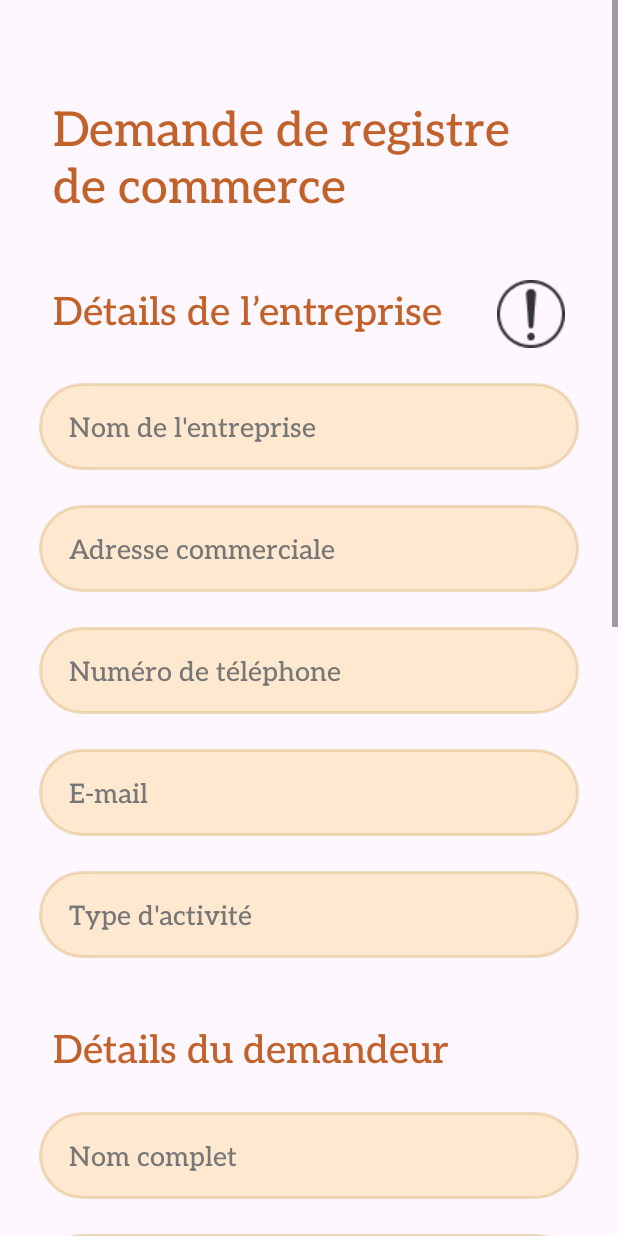
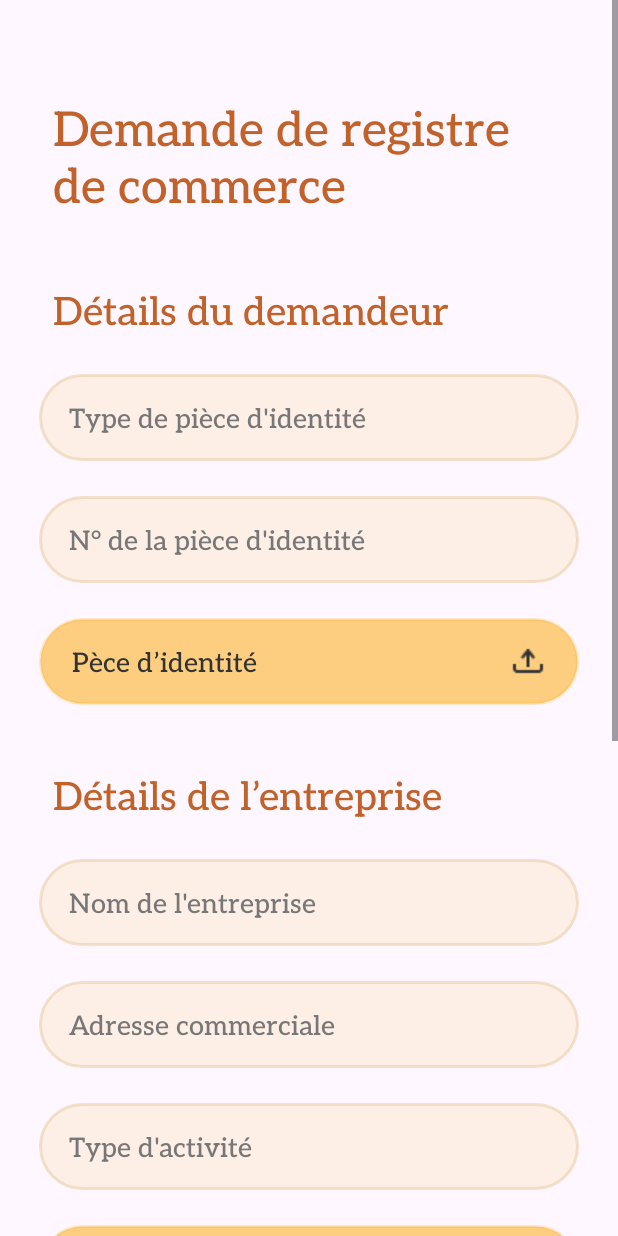
Before and after one commit to MahaBourada/Thiqa-Commercial-Register-Mobile-App, an Android app: the DemandeActivity screen opened directly, with no data from a screen before it, on a phone screen of 412 x 824 dp. Run offline under Robolectric (Android 15) with nearby library versions, the phone set to English and light mode, and no system bars.

Commit message:
Fixed input fields

```diff
--- a/app/src/main/res/drawable/button_background.xml
+++ b/app/src/main/res/drawable/button_background.xml
@@ -5,5 +5,5 @@
     <corners android:radius="500dp" />
     <stroke
         android:width="2dp"
-        android:color="#87fba500" /> <!-- Red stroke color -->
+        android:color="#35fba500" /> <!-- Red stroke color -->
 </shape>
--- /dev/null
+++ b/app/src/main/res/drawable/client_support.xml
@@ -0,0 +1,8 @@
+<vector android:height="35dp" android:viewportHeight="45"
+    android:viewportWidth="45" android:width="35dp" xmlns:android="http://schemas.android.com/apk/res/android">
+    <path android:fillColor="#333333" android:fillType="evenOdd" android:pathData="M23,11.75C19.893,11.75 17.375,14.268 17.375,17.375C17.375,20.482 19.893,23 23,23C26.107,23 28.625,20.482 28.625,17.375C28.625,14.268 26.107,11.75 23,11.75ZM14.875,17.375C14.875,12.888 18.513,9.25 23,9.25C27.487,9.25 31.125,12.888 31.125,17.375C31.125,21.862 27.487,25.5 23,25.5C18.513,25.5 14.875,21.862 14.875,17.375Z"/>
+    <path android:fillColor="#333333" android:fillType="evenOdd" android:pathData="M23,25.5C17.544,25.5 13.114,28.928 12.017,33.327C11.961,33.549 12.017,33.743 12.176,33.915C12.35,34.103 12.646,34.25 13,34.25H33C33.354,34.25 33.65,34.103 33.824,33.915C33.983,33.743 34.039,33.549 33.984,33.327C32.886,28.928 28.456,25.5 23,25.5ZM9.591,32.722C11,27.076 16.539,23 23,23C29.461,23 35,27.076 36.409,32.722C36.993,35.063 34.959,36.75 33,36.75H13C11.041,36.75 9.006,35.063 9.591,32.722Z"/>
+    <path android:fillColor="#00000000"
+        android:pathData="M22.5,22.5m-21.5,0a21.5,21.5 0,1 1,43 0a21.5,21.5 0,1 1,-43 0"
+        android:strokeColor="#333333" android:strokeWidth="2"/>
+</vector>
--- /dev/null
+++ b/app/src/main/res/drawable/faq.xml
@@ -0,0 +1,8 @@
+<vector android:height="35dp" android:viewportHeight="45"
+    android:viewportWidth="45" android:width="35dp" xmlns:android="http://schemas.android.com/apk/res/android">
+    <path android:fillColor="#00000000"
+        android:pathData="M22.5,22.5m-21.5,0a21.5,21.5 0,1 1,43 0a21.5,21.5 0,1 1,-43 0"
+        android:strokeColor="#333333" android:strokeWidth="2"/>
+    <path android:fillColor="#333333" android:pathData="M19.268,9.49C19.124,7.607 20.612,6 22.5,6C24.388,6 25.876,7.607 25.732,9.49L24.115,30.504C24.05,31.348 23.346,32 22.5,32C21.654,32 20.95,31.348 20.885,30.504L19.268,9.49Z"/>
+    <path android:fillColor="#333333" android:pathData="M22.5,37.5m-2.5,0a2.5,2.5 0,1 1,5 0a2.5,2.5 0,1 1,-5 0"/>
+</vector>
--- a/app/src/main/res/drawable/rounded_input.xml
+++ b/app/src/main/res/drawable/rounded_input.xml
@@ -1,6 +1,6 @@
 <?xml version="1.0" encoding="utf-8"?>
 <shape xmlns:android="http://schemas.android.com/apk/res/android">
-    <solid android:color="#30fba500" />
+    <solid android:color="#19fba500" />
     <corners android:radius="500dp"/>
-    <stroke android:width="2dp" android:color="#63d3ac62" />
+    <stroke android:width="2dp" android:color="#4ed3ac62" />
 </shape>
--- a/app/src/main/res/layout/activity_demande.xml
+++ b/app/src/main/res/layout/activity_demande.xml
@@ -18,36 +18,73 @@
         android:fontFamily="@font/aleo"
     />
 
-    <LinearLayout
+        <TextView
+            android:layout_width="wrap_content"
+            android:layout_height="wrap_content"
+            android:text="Détails du demandeur"
+            android:textSize="26sp"
+            android:layout_marginHorizontal="35dp"
+            android:layout_marginTop="40dp"
+            android:textColor="@color/orange_secondary"
+            android:fontFamily="@font/aleo"
+            />
+
+    <EditText
+        android:id="@+id/type_identite"
         android:layout_width="match_parent"
         android:layout_height="wrap_content"
-        android:orientation="horizontal"
-        android:layout_marginTop="40dp"
-        android:layout_gravity="bottom">
+        android:hint="Type de pièce d'identité"
+        android:textColorHint="#777"
+        android:background="@drawable/rounded_input"
+        android:paddingHorizontal="20dp"
+        android:paddingVertical="15dp"
+        android:layout_marginTop="23dp"
+        android:layout_marginHorizontal="26dp"
+        android:fontFamily="@font/aleo"
+        />
+
+    <EditText
+        android:id="@+id/num_identite"
+        android:layout_width="match_parent"
+        android:layout_height="wrap_content"
+        android:hint="N° de la pièce d'identité"
+        android:textColorHint="#777"
+        android:background="@drawable/rounded_input"
+        android:paddingHorizontal="20dp"
+        android:paddingVertical="15dp"
+        android:layout_marginTop="23dp"
+        android:layout_marginHorizontal="26dp"
+        android:fontFamily="@font/aleo"
+        android:inputType="number"
+        />
+
+    <androidx.appcompat.widget.AppCompatButton
+        android:layout_width="match_parent"
+        android:layout_height="wrap_content"
+        android:text="Pèce d’identité"
+        android:textSize="18sp"
+        android:textColor="@color/black"
+        android:background="@drawable/button_background"
+        android:drawableRight="@drawable/upload"
+        android:drawableEnd="@drawable/upload"
+        android:paddingHorizontal="22dp"
+        android:paddingVertical="15dp"
+        android:layout_marginTop="23dp"
+        android:layout_marginHorizontal="26dp"
+        android:gravity="start|center_vertical"
+        android:fontFamily="@font/aleo"
+        android:textAllCaps="false"/>
 
     <TextView
         android:layout_width="wrap_content"
         android:layout_height="wrap_content"
         android:text="Détails de l’entreprise"
         android:textSize="26sp"
+        android:layout_marginTop="40dp"
         android:layout_marginStart="35dp"
         android:textColor="@color/orange_secondary"
         android:fontFamily="@font/aleo"
-    />
-        <Space
-            android:layout_width="0dp"
-            android:layout_height="0dp"
-            android:layout_weight="1"/>
-
-        <ImageButton
-            android:id="@+id/faqButton"
-            android:layout_width="wrap_content"
-            android:layout_height="wrap_content"
-            android:src="@drawable/faq"
-            android:contentDescription="FAQ"
-            android:background="@android:color/transparent"
-            android:layout_marginEnd="35dp"/>
-    </LinearLayout>
+        />
 
     <EditText
         android:id="@+id/company_name"
@@ -78,34 +115,6 @@
         />
 
     <EditText
-        android:id="@+id/telephone"
-        android:layout_width="match_parent"
-        android:layout_height="wrap_content"
-        android:hint="Numéro de téléphone"
-        android:textColorHint="#777"
-        android:background="@drawable/rounded_input"
-        android:paddingHorizontal="20dp"
-        android:paddingVertical="15dp"
-        android:layout_marginTop="23dp"
-        android:layout_marginHorizontal="26dp"
-        android:fontFamily="@font/aleo"
-    />
-
-    <EditText
-        android:id="@+id/email"
-        android:layout_width="match_parent"
-        android:layout_height="wrap_content"
-        android:hint="E-mail"
-        android:textColorHint="#777"
-        android:background="@drawable/rounded_input"
-        android:paddingHorizontal="20dp"
-        android:paddingVertical="15dp"
-        android:layout_marginTop="23dp"
-        android:layout_marginHorizontal="26dp"
-        android:fontFamily="@font/aleo"
-    />
-
-    <EditText
         android:id="@+id/activite"
         android:layout_width="match_parent"
         android:layout_height="wrap_content"
@@ -118,88 +127,10 @@
         android:paddingVertical="15dp"
         android:textColorHint="#777" />
 
-    <TextView
-        android:layout_width="wrap_content"
-        android:layout_height="wrap_content"
-        android:text="Détails du demandeur"
-        android:textSize="26sp"
-        android:layout_marginTop="40dp"
-        android:layout_marginHorizontal="35dp"
-        android:textColor="@color/orange_secondary"
-        android:fontFamily="@font/aleo"
-        />
-
-    <EditText
-        android:id="@+id/full_name"
-        android:layout_width="match_parent"
-        android:layout_height="wrap_content"
-        android:hint="Nom complet"
-        android:textColorHint="#777"
-        android:background="@drawable/rounded_input"
-        android:paddingHorizontal="20dp"
-        android:paddingVertical="15dp"
-        android:layout_marginTop="23dp"
-        android:layout_marginHorizontal="26dp"
-        android:fontFamily="@font/aleo"
-        />
-
-    <EditText
-        android:id="@+id/naissance"
-        android:layout_width="match_parent"
-        android:layout_height="wrap_content"
-        android:hint="Date de naissance"
-        android:textColorHint="#777"
-        android:background="@drawable/rounded_input"
-        android:paddingHorizontal="20dp"
-        android:paddingVertical="15dp"
-        android:layout_marginTop="23dp"
-        android:layout_marginHorizontal="26dp"
-        android:fontFamily="@font/aleo"
-        />
-
-    <EditText
-        android:id="@+id/nationalite"
-        android:layout_width="match_parent"
-        android:layout_height="wrap_content"
-        android:hint="Nationalité"
-        android:textColorHint="#777"
-        android:background="@drawable/rounded_input"
-        android:paddingHorizontal="20dp"
-        android:paddingVertical="15dp"
-        android:layout_marginTop="23dp"
-        android:layout_marginHorizontal="26dp"
-        android:fontFamily="@font/aleo"
-        />
-
-    <EditText
-        android:id="@+id/num_identite"
-        android:layout_width="match_parent"
-        android:layout_height="wrap_content"
-        android:hint="Numéro de la pièce d'identité"
-        android:textColorHint="#777"
-        android:background="@drawable/rounded_input"
-        android:paddingHorizontal="20dp"
-        android:paddingVertical="15dp"
-        android:layout_marginTop="23dp"
-        android:layout_marginHorizontal="26dp"
-        android:fontFamily="@font/aleo"
-        />
-
-    <TextView
-        android:layout_width="wrap_content"
-        android:layout_height="wrap_content"
-        android:text="Détails du demandeur"
-        android:textSize="26sp"
-        android:layout_marginTop="40dp"
-        android:layout_marginHorizontal="35dp"
-        android:textColor="@color/orange_secondary"
-        android:fontFamily="@font/aleo"
-        />
-
     <androidx.appcompat.widget.AppCompatButton
         android:layout_width="match_parent"
         android:layout_height="wrap_content"
-        android:text="Pèce d’identité"
+        android:text="Contrat de bail/propriété"
         android:textSize="18sp"
         android:textColor="@color/black"
         android:background="@drawable/button_background"
@@ -213,10 +144,24 @@
         android:fontFamily="@font/aleo"
         android:textAllCaps="false"/>
 
+    <EditText
+        android:id="@+id/num_fiscale"
+        android:layout_width="match_parent"
+        android:layout_height="wrap_content"
+        android:layout_marginHorizontal="26dp"
+        android:layout_marginTop="23dp"
+        android:background="@drawable/rounded_input"
+        android:fontFamily="@font/aleo"
+        android:hint="N° d'identification fiscale"
+        android:paddingHorizontal="20dp"
+        android:paddingVertical="15dp"
+        android:textColorHint="#777"
+        android:inputType="number" />
+
     <androidx.appcompat.widget.AppCompatButton
         android:layout_width="match_parent"
         android:layout_height="wrap_content"
-        android:text="Justificatif de domicile"
+        android:text="Carte fiscale"
         android:textSize="18sp"
         android:textColor="@color/black"
         android:background="@drawable/button_background"
@@ -230,27 +175,23 @@
         android:fontFamily="@font/aleo"
         android:textAllCaps="false"/>
 
-    <androidx.appcompat.widget.AppCompatButton
+    <EditText
+        android:id="@+id/RIB"
         android:layout_width="match_parent"
         android:layout_height="wrap_content"
-        android:text="Certificat de formation"
-        android:textSize="18sp"
-        android:textColor="@color/black"
-        android:background="@drawable/button_background"
-        android:drawableRight="@drawable/upload"
-        android:drawableEnd="@drawable/upload"
-        android:paddingHorizontal="22dp"
+        android:layout_marginHorizontal="26dp"
+        android:layout_marginTop="23dp"
+        android:background="@drawable/rounded_input"
+        android:fontFamily="@font/aleo"
+        android:hint="RIB"
+        android:paddingHorizontal="20dp"
         android:paddingVertical="15dp"
-        android:layout_marginTop="23dp"
-        android:layout_marginHorizontal="26dp"
-        android:gravity="start|center_vertical"
-        android:fontFamily="@font/aleo"
-        android:textAllCaps="false"/>
+        android:textColorHint="#777" />
 
     <androidx.appcompat.widget.AppCompatButton
         android:layout_width="match_parent"
         android:layout_height="wrap_content"
-        android:text="Contrat de bail"
+        android:text="Chèque barré"
         android:textSize="18sp"
         android:textColor="@color/black"
         android:background="@drawable/button_background"
```
Also changed, not shown: app/src/main/res/drawable/client_support.png (deleted), app/src/main/res/drawable/faq.png (deleted).
